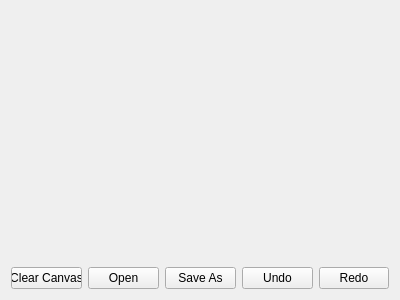
First picture: the form in IniNamaAplikasiNotepad/Ini_Nama_Aplikasi_Notepad/canvas.ui, repository fernandezlee942-sys/Ini-Nama-Aplikasi-Notepad, before the edit.
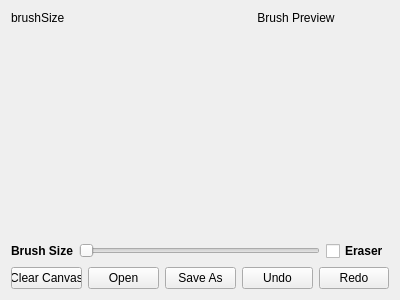
Second picture: the form after the edit.

Commit message: brush size added along with the preview for the brush

What changed in the file:
```diff
--- a/IniNamaAplikasiNotepad/Ini_Nama_Aplikasi_Notepad/canvas.ui
+++ b/IniNamaAplikasiNotepad/Ini_Nama_Aplikasi_Notepad/canvas.ui
@@ -25,9 +25,40 @@
   <property name="windowTitle">
    <string>Form</string>
   </property>
-  <layout class="QVBoxLayout" name="verticalLayout_2">
-   <item>
     <layout class="QVBoxLayout" name="verticalLayout">
+   <item>
+    <layout class="QHBoxLayout" name="horizontalLayout_3">
+     <item>
+      <widget class="QLabel" name="brushSizeLabel">
+       <property name="sizePolicy">
+        <sizepolicy hsizetype="Preferred" vsizetype="Minimum">
+         <horstretch>0</horstretch>
+         <verstretch>0</verstretch>
+        </sizepolicy>
+       </property>
+       <property name="text">
+        <string>brushSize</string>
+       </property>
+      </widget>
+     </item>
+     <item>
+      <widget class="QLabel" name="brushPreview">
+       <property name="sizePolicy">
+        <sizepolicy hsizetype="Preferred" vsizetype="Minimum">
+         <horstretch>0</horstretch>
+         <verstretch>0</verstretch>
+        </sizepolicy>
+       </property>
+       <property name="text">
+        <string>Brush Preview</string>
+       </property>
+       <property name="alignment">
+        <set>Qt::AlignmentFlag::AlignCenter</set>
+       </property>
+      </widget>
+     </item>
+    </layout>
+   </item>
      <item>
       <widget class="QWidget" name="drawingArea" native="true">
        <property name="sizePolicy">
@@ -38,6 +69,56 @@
        </property>
       </widget>
      </item>
+   <item>
+    <layout class="QHBoxLayout" name="horizontalLayout_2">
+     <item>
+      <widget class="QLabel" name="label">
+       <property name="sizePolicy">
+        <sizepolicy hsizetype="Minimum" vsizetype="Minimum">
+         <horstretch>0</horstretch>
+         <verstretch>0</verstretch>
+        </sizepolicy>
+       </property>
+       <property name="font">
+        <font>
+         <bold>true</bold>
+        </font>
+       </property>
+       <property name="text">
+        <string>Brush Size</string>
+       </property>
+      </widget>
+     </item>
+     <item>
+      <widget class="QSlider" name="horizontalSlider">
+       <property name="sizePolicy">
+        <sizepolicy hsizetype="Expanding" vsizetype="Minimum">
+         <horstretch>0</horstretch>
+         <verstretch>0</verstretch>
+        </sizepolicy>
+       </property>
+       <property name="maximum">
+        <number>100</number>
+       </property>
+       <property name="orientation">
+        <enum>Qt::Orientation::Horizontal</enum>
+       </property>
+      </widget>
+     </item>
+     <item>
+      <widget class="QCheckBox" name="checkBox">
+       <property name="font">
+        <font>
+         <bold>true</bold>
+        </font>
+       </property>
+       <property name="text">
+        <string>Eraser</string>
+       </property>
+      </widget>
+     </item>
+    </layout>
+   </item>
      <item>
       <layout class="QHBoxLayout" name="horizontalLayout" stretch="0,0,0,0,0">
        <item>
@@ -74,8 +155,6 @@
           <string>Redo</string>
          </property>
         </widget>
-       </item>
-      </layout>
      </item>
     </layout>
    </item>
```
Lines whose indentation alone changed are shown as unchanged. The commit also changes 7 other files.
